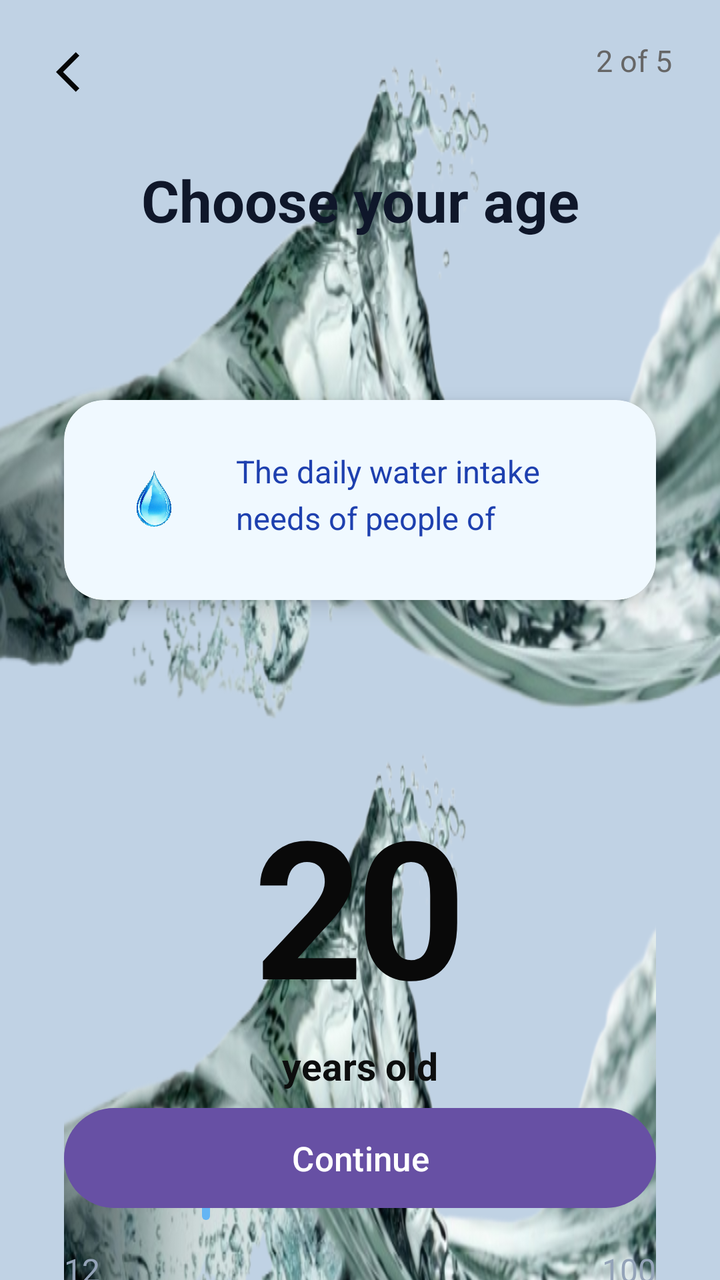
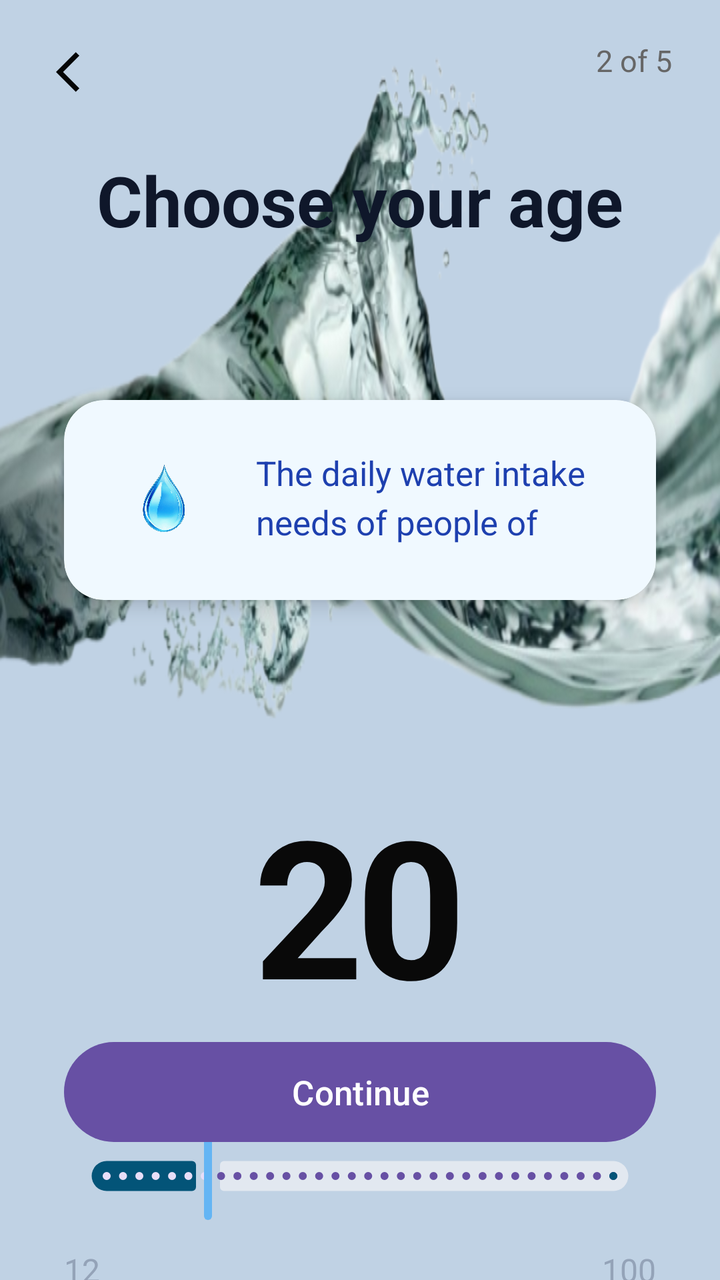

Screens rendered from an Android XML layout before and after an edit, with the pre-edit source and the edit as a unified diff.
<!-- AndroidManifest.xml: application theme Theme.WaterReminder -->
<!-- res/layout/activity_age_selection.xml -->
<?xml version="1.0" encoding="utf-8"?>
<androidx.constraintlayout.widget.ConstraintLayout xmlns:android="http://schemas.android.com/apk/res/android"
    xmlns:app="http://schemas.android.com/apk/res-auto"
    xmlns:tools="http://schemas.android.com/tools"
    android:layout_width="match_parent"
    android:layout_height="match_parent"
    android:background="#C0D2E4"
    tools:context=".AgeSelection">

    <ImageView
        android:layout_width="wrap_content"
        android:layout_height="0dp"
        android:background="@drawable/bgwater"
        tools:ignore="MissingConstraints"
        tools:layout_editor_absoluteX="0dp"
        tools:layout_editor_absoluteY="290dp" />

    
    <ImageButton
        android:id="@+id/btnBack"
        android:layout_width="48dp"
        android:layout_height="48dp"
        android:src="@drawable/baseline_arrow_back_ios_24"
        android:background="?attr/selectableItemBackgroundBorderless"
        app:layout_constraintTop_toTopOf="parent"
        app:layout_constraintStart_toStartOf="parent"
        android:layout_marginTop="12dp"
        android:layout_marginStart="16dp" />

    <TextView
        android:id="@+id/tvPage"
        android:layout_width="wrap_content"
        android:layout_height="wrap_content"
        android:text="2 of 5"
        android:textSize="15sp"
        android:textColor="#666666"
        app:layout_constraintTop_toTopOf="parent"
        app:layout_constraintEnd_toEndOf="parent"
        android:layout_marginTop="20dp"
        android:layout_marginEnd="24dp" />

    
    <TextView
        android:id="@+id/tvTitle"
        android:layout_width="0dp"
        android:layout_height="200dp"
        android:text="Choose your age"
        android:textSize="29sp"
        android:textColor="#0F172A"
        android:textStyle="bold"
        android:gravity="center"
        app:layout_constraintStart_toStartOf="parent"
        app:layout_constraintEnd_toEndOf="parent"
        android:layout_marginTop="48dp"
        android:layout_marginHorizontal="32dp"
        tools:ignore="MissingConstraints" />

    
    <androidx.cardview.widget.CardView
        android:id="@+id/infoCard"
        android:layout_width="0dp"
        android:layout_height="wrap_content"
        app:cardCornerRadius="20dp"
        app:cardElevation="6dp"
        app:cardBackgroundColor="#F0F9FF"
        android:layout_marginHorizontal="32dp"
        app:layout_constraintTop_toBottomOf="@id/tvTitle"
        app:layout_constraintStart_toStartOf="parent"
        app:layout_constraintEnd_toEndOf="parent"
        android:layout_marginTop="0dp">

        <LinearLayout
            android:layout_width="match_parent"
            android:layout_height="wrap_content"
            android:orientation="horizontal"
            android:padding="20dp"
            android:gravity="center_vertical">

            <ImageView
                android:layout_width="50dp"
                android:layout_height="60dp"
                android:src="@drawable/water_drop"
                android:layout_marginEnd="16dp" />

            <TextView
                android:layout_width="0dp"
                android:layout_height="50dp"
                android:layout_weight="1"
                android:lineSpacingExtra="5dp"
                android:text="The daily water intake needs of people of different ages vary"
                app:layout_constraintTop_toBottomOf="@id/tvTitle"
                android:textColor="#1E40AF"
                android:textSize="15.5sp" />

        </LinearLayout>
    </androidx.cardview.widget.CardView>

    
    <androidx.constraintlayout.widget.ConstraintLayout
        android:layout_width="0dp"
        android:layout_height="wrap_content"
        app:layout_constraintTop_toBottomOf="@id/infoCard"
        app:layout_constraintStart_toStartOf="parent"
        app:layout_constraintEnd_toEndOf="parent"
        android:layout_marginTop="48dp"
        android:layout_marginHorizontal="32dp">

        <ImageView
            android:layout_width="wrap_content"
            android:layout_height="0dp"
            android:background="@drawable/bgwater"
            tools:ignore="MissingConstraints"
            tools:layout_editor_absoluteX="0dp"
            tools:layout_editor_absoluteY="290dp" />
        
        <TextView
            android:id="@+id/tvAge"
            android:layout_width="wrap_content"
            android:layout_height="wrap_content"
            android:text="20"
            android:textSize="96sp"
            android:textColor="#090909"
            android:textStyle="bold"
            android:letterSpacing="-0.04"
            android:layout_marginTop="40dp"
            app:layout_constraintTop_toTopOf="parent"
            app:layout_constraintStart_toStartOf="parent"
            app:layout_constraintEnd_toEndOf="parent" />

        <TextView
            android:layout_width="wrap_content"
            android:layout_height="wrap_content"
            android:text="years old"
            android:textSize="19sp"
            android:textColor="#0D0E0E"
            android:textStyle="bold"
            app:layout_constraintTop_toBottomOf="@id/tvAge"
            app:layout_constraintStart_toStartOf="parent"
            app:layout_constraintEnd_toEndOf="parent"
            android:layout_marginTop="4dp" />

        
        <com.google.android.material.slider.Slider
            android:id="@+id/ageSlider"
            android:layout_width="0dp"
            android:layout_height="wrap_content"
            android:valueFrom="0"
            android:valueTo="100"
            android:value="20"
            android:stepSize="1"
            app:trackHeight="12dp"
            app:thumbRadius="16dp"
            app:trackColorInactive="#E2E8F0"
            app:trackColorActive="#035478"
            app:thumbColor="#64B5F4"
            app:haloColor="#096DDD"
            app:labelBehavior="gone"
            app:layout_constraintTop_toBottomOf="@id/tvAge"
            app:layout_constraintStart_toStartOf="parent"
            app:layout_constraintEnd_toEndOf="parent"
            android:layout_marginTop="48dp" />

        
        <TextView
            android:layout_width="wrap_content"
            android:layout_height="wrap_content"
            android:text="12"
            android:textColor="#94A3B8"
            android:textSize="16sp"
            app:layout_constraintTop_toBottomOf="@id/ageSlider"
            app:layout_constraintStart_toStartOf="parent"
            android:layout_marginTop="12dp" />

        <TextView
            android:layout_width="wrap_content"
            android:layout_height="wrap_content"
            android:text="100"
            android:textColor="#94A3B8"
            android:textSize="16sp"
            app:layout_constraintTop_toBottomOf="@id/ageSlider"
            app:layout_constraintEnd_toEndOf="parent"
            android:layout_marginTop="12dp" />

    </androidx.constraintlayout.widget.ConstraintLayout>
    <com.google.android.material.button.MaterialButton
        android:id="@+id/btn_next"
        android:layout_width="0dp"
        android:layout_height="58dp"
        android:text="Continue"
        android:textSize="17sp"
        app:cornerRadius="30dp"
        app:layout_constraintBottom_toBottomOf="parent"
        app:layout_constraintStart_toStartOf="parent"
        app:layout_constraintEnd_toEndOf="parent"
        android:layout_marginHorizontal="32dp"
        android:layout_marginBottom="32dp" />
</androidx.constraintlayout.widget.ConstraintLayout>
<!-- resources referenced by this layout -->
<resources>
  <!-- drawable baseline_arrow_back_ios_24 (drawable) -->
  <vector xmlns:android="http://schemas.android.com/apk/res/android" android:autoMirrored="true" android:height="24dp" android:tint="#050505" android:viewportHeight="24" android:viewportWidth="24" android:width="24dp">
        
      <path android:fillColor="@android:color/white" android:pathData="M11.67,3.87L9.9,2.1 0,12l9.9,9.9 1.77,-1.77L3.54,12z"/>
      
  </vector>
  <!-- drawable bgwater: png bitmap (drawable, 358820 bytes) -->
  <!-- drawable water_drop: png bitmap (drawable, 103002 bytes) -->
  <style name="Theme.WaterReminder" parent="Base.Theme.WaterReminder" />
  <style name="Base.Theme.WaterReminder" parent="Theme.Material3.DayNight.NoActionBar">
          
          
      </style>
</resources>

<!-- the commit's change to res/layout/activity_age_selection.xml (unified diff, before → after) -->
@@ -45,7 +45,7 @@
         android:layout_width="0dp"
         android:layout_height="200dp"
         android:text="Choose your age"
-        android:textSize="29sp"
+        android:textSize="35sp"
         android:textColor="#0F172A"
         android:textStyle="bold"
         android:gravity="center"
@@ -77,7 +77,7 @@
             android:gravity="center_vertical">
 
             <ImageView
-                android:layout_width="50dp"
+                android:layout_width="60dp"
                 android:layout_height="60dp"
                 android:src="@drawable/water_drop"
                 android:layout_marginEnd="16dp" />
@@ -90,7 +90,7 @@
                 android:text="The daily water intake needs of people of different ages vary"
                 app:layout_constraintTop_toBottomOf="@id/tvTitle"
                 android:textColor="#1E40AF"
-                android:textSize="15.5sp" />
+                android:textSize="17sp" />
 
         </LinearLayout>
     </androidx.cardview.widget.CardView>
@@ -105,13 +105,6 @@
         android:layout_marginTop="48dp"
         android:layout_marginHorizontal="32dp">
 
-        <ImageView
-            android:layout_width="wrap_content"
-            android:layout_height="0dp"
-            android:background="@drawable/bgwater"
-            tools:ignore="MissingConstraints"
-            tools:layout_editor_absoluteX="0dp"
-            tools:layout_editor_absoluteY="290dp" />
         
         <TextView
             android:id="@+id/tvAge"
@@ -131,7 +124,7 @@
             android:layout_width="wrap_content"
             android:layout_height="wrap_content"
             android:text="years old"
-            android:textSize="19sp"
+            android:textSize="30sp"
             android:textColor="#0D0E0E"
             android:textStyle="bold"
             app:layout_constraintTop_toBottomOf="@id/tvAge"
@@ -148,8 +141,8 @@
             android:valueTo="100"
             android:value="20"
             android:stepSize="1"
-            app:trackHeight="12dp"
-            app:thumbRadius="16dp"
+            app:trackHeight="15dp"
+            app:thumbRadius="20dp"
             app:trackColorInactive="#E2E8F0"
             app:trackColorActive="#035478"
             app:thumbColor="#64B5F4"
@@ -193,5 +186,5 @@
         app:layout_constraintStart_toStartOf="parent"
         app:layout_constraintEnd_toEndOf="parent"
         android:layout_marginHorizontal="32dp"
-        android:layout_marginBottom="32dp" />
+        android:layout_marginBottom="65dp" />
 </androidx.constraintlayout.widget.ConstraintLayout>
